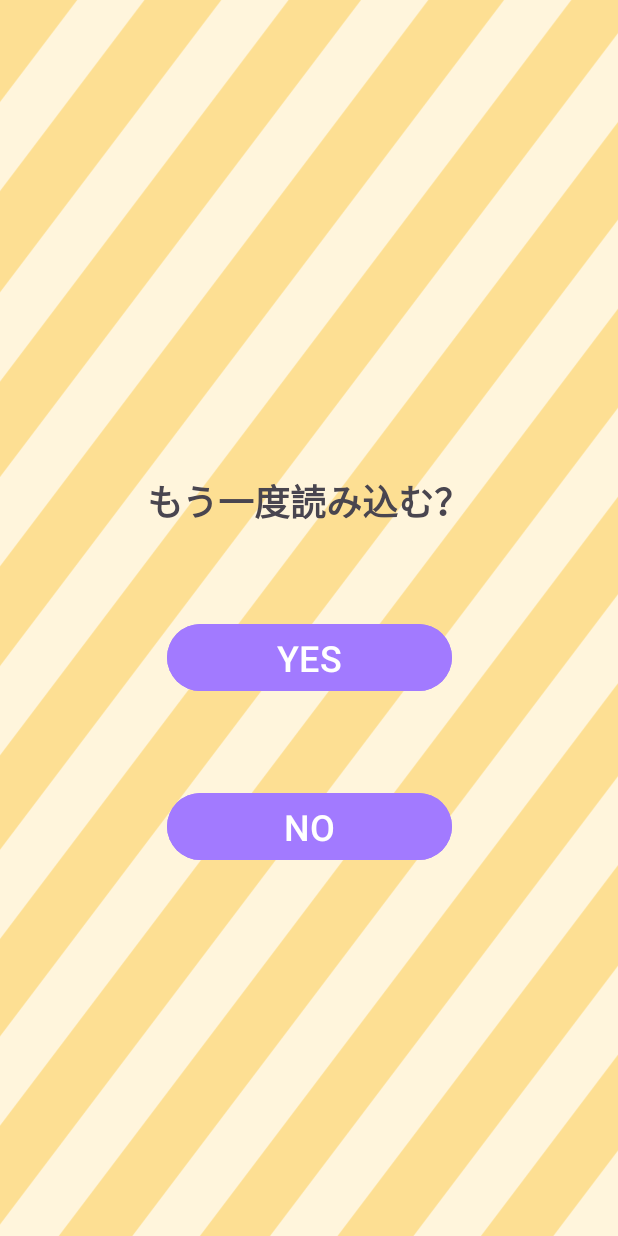
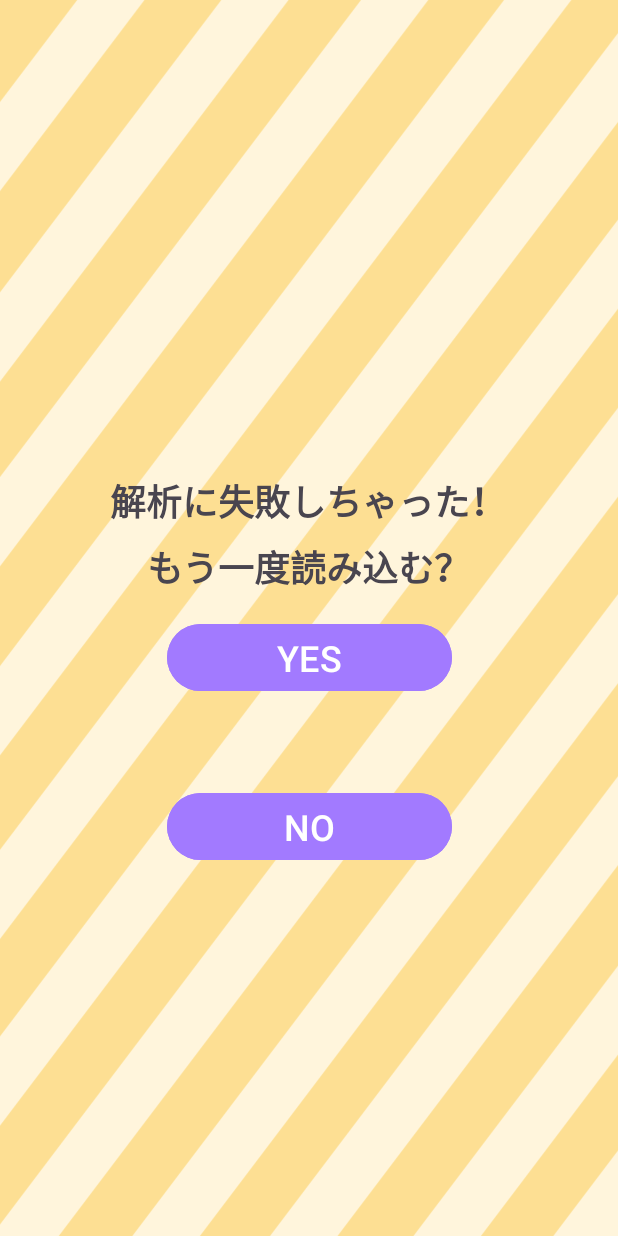
Before and after one commit to kaimu134383431/Fresh_meat_identification, an Android app: the LoadingFailed screen opened directly, with no data from a screen before it, after a tap on "YES", on a phone screen of 412 x 824 dp. Run offline under Robolectric (Android 15) with nearby library versions, the phone set to English and light mode, and no system bars; libraries missing offline, so code that uses them is left out: org.tensorflow.lite.

Commit message:
不要なコメント等の削除

```diff
--- a/app/src/main/java/com/example/freshmeatidentification/Loading.java
+++ b/app/src/main/java/com/example/freshmeatidentification/Loading.java
@@ -32,7 +32,7 @@ public class Loading extends AppCompatActivity {
     private String imagePath;
     private ExecutorService executorService;
     private ProgressBar progressBar;
-    private TextView progressPercentageTextView; // 追加：進捗パーセンテージ表示用
+    private TextView progressPercentageTextView; // 進捗パーセンテージ表示用
 
     @Override
     protected void onCreate(Bundle savedInstanceState) {
@@ -235,5 +235,4 @@ public class Loading extends AppCompatActivity {
         finish();
     }
 
-    // そのほかのヘルパーメソッド（getRealPathFromURI、getBitmapFromUri、convertBitmapToTensorBufferなど）
 }
--- a/app/src/main/java/com/example/freshmeatidentification/Result.java
+++ b/app/src/main/java/com/example/freshmeatidentification/Result.java
@@ -1,7 +1,5 @@
 package com.example.freshmeatidentification;
 
-import android.graphics.Bitmap;
-import android.graphics.BitmapFactory;
 import android.net.Uri;
 import android.os.Bundle;
 import android.widget.ImageView;
@@ -13,7 +11,7 @@ public class Result extends AppCompatActivity {
     private TextView result1TextView;
     private TextView result2TextView;
     private TextView result3TextView;
-    private TextView percentageTextView; // 追加：パーセンテージ表示用
+    private TextView percentageTextView; // パーセンテージ表示用
 
     @Override
     protected void onCreate(Bundle savedInstanceState) {
@@ -24,7 +22,7 @@ public class Result extends AppCompatActivity {
         result1TextView = findViewById(R.id.result1_text_view);
         result2TextView = findViewById(R.id.result2_text_view);
         result3TextView = findViewById(R.id.result3_text_view);
-        percentageTextView = findViewById(R.id.percentage_text_view); // 追加：パーセンテージ表示用
+        percentageTextView = findViewById(R.id.percentage_text_view); // パーセンテージ表示用
 
         // Intentからデータを取得
         String imagePath = getIntent().getStringExtra("IMAGE_PATH");
--- a/app/src/main/res/layout/activity_loading_failed.xml
+++ b/app/src/main/res/layout/activity_loading_failed.xml
@@ -22,6 +22,19 @@
         android:layout_width="wrap_content"
         android:layout_height="wrap_content"
         android:layout_marginBottom="60dp"
+        android:text="解析に失敗しちゃった！"
+        android:textSize="24sp"
+        android:textStyle="bold"
+        app:layout_constraintBottom_toTopOf="@id/guideline_middle"
+        app:layout_constraintEnd_toEndOf="parent"
+        app:layout_constraintHorizontal_bias="0.496"
+        app:layout_constraintStart_toStartOf="parent" />
+
+    <TextView
+        android:id="@+id/tv_question2"
+        android:layout_width="wrap_content"
+        android:layout_height="wrap_content"
+        android:layout_marginBottom="16dp"
         android:text="@string/one_more_time_loading"
         android:textSize="24sp"
         android:textStyle="bold"
```
